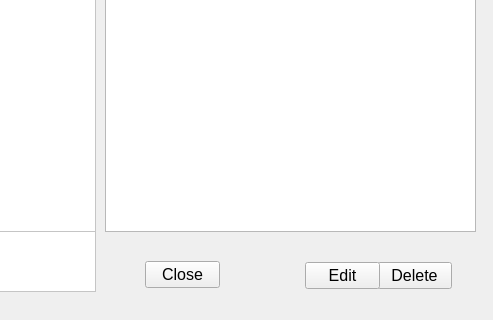
Before: the Qt Designer form Mainwindow/edit_hall/edit_hall.ui in Drakenhielm/Biobokningssystem, drawn with Qt 5; both pictures show x 365 to 858 and y 149 to 469 of the 858 by 469 pixel window.
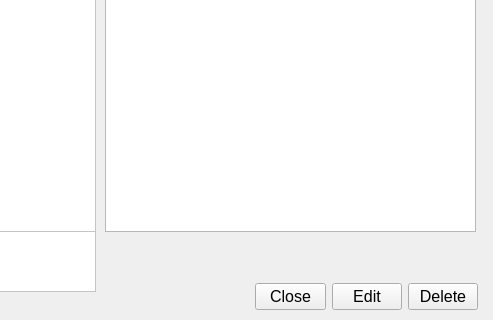
After: the same form once the commit is applied.

The edit to the form file:
```diff
--- a/Mainwindow/edit_hall/edit_hall.ui
+++ b/Mainwindow/edit_hall/edit_hall.ui
@@ -209,24 +209,6 @@
     </property>
    </widget>
   </widget>
-  <widget class="QPushButton" name="DeleteButton">
-   <property name="geometry">
-    <rect>
-     <x>742</x>
-     <y>411</y>
-     <width>75</width>
-     <height>27</height>
-    </rect>
-   </property>
-   <property name="font">
-    <font>
-     <pointsize>12</pointsize>
-    </font>
-   </property>
-   <property name="text">
-    <string>Delete</string>
-   </property>
-  </widget>
   <widget class="QTableView" name="tableView_edit_hall">
    <property name="geometry">
     <rect>
@@ -246,41 +228,53 @@
     <number>20</number>
    </attribute>
   </widget>
-  <widget class="QPushButton" name="EditButton">
+  <widget class="QWidget" name="">
    <property name="geometry">
     <rect>
-     <x>670</x>
-     <y>411</y>
-     <width>75</width>
-     <height>27</height>
+     <x>620</x>
+     <y>430</y>
+     <width>223</width>
+     <height>32</height>
     </rect>
    </property>
-   <property name="font">
-    <font>
-     <pointsize>12</pointsize>
-    </font>
-   </property>
-   <property name="text">
-    <string>Edit</string>
-   </property>
-  </widget>
-  <widget class="QPushButton" name="CloseButton">
-   <property name="geometry">
-    <rect>
-     <x>510</x>
-     <y>410</y>
-     <width>75</width>
-     <height>27</height>
-    </rect>
-   </property>
-   <property name="font">
-    <font>
-     <pointsize>12</pointsize>
-    </font>
-   </property>
-   <property name="text">
-    <string>Close</string>
-   </property>
+   <layout class="QHBoxLayout" name="horizontalLayout">
+    <item>
+     <widget class="QPushButton" name="CloseButton">
+      <property name="font">
+       <font>
+        <pointsize>12</pointsize>
+       </font>
+      </property>
+      <property name="text">
+       <string>Close</string>
+      </property>
+     </widget>
+    </item>
+    <item>
+     <widget class="QPushButton" name="EditButton">
+      <property name="font">
+       <font>
+        <pointsize>12</pointsize>
+       </font>
+      </property>
+      <property name="text">
+       <string>Edit</string>
+      </property>
+     </widget>
+    </item>
+    <item>
+     <widget class="QPushButton" name="DeleteButton">
+      <property name="font">
+       <font>
+        <pointsize>12</pointsize>
+       </font>
+      </property>
+      <property name="text">
+       <string>Delete</string>
+      </property>
+     </widget>
+    </item>
+   </layout>
   </widget>
  </widget>
  <resources/>
```
